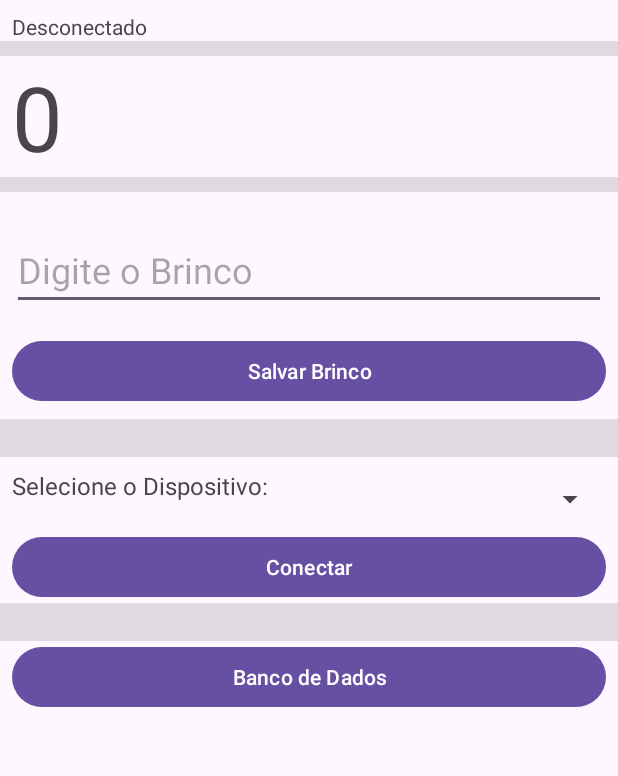
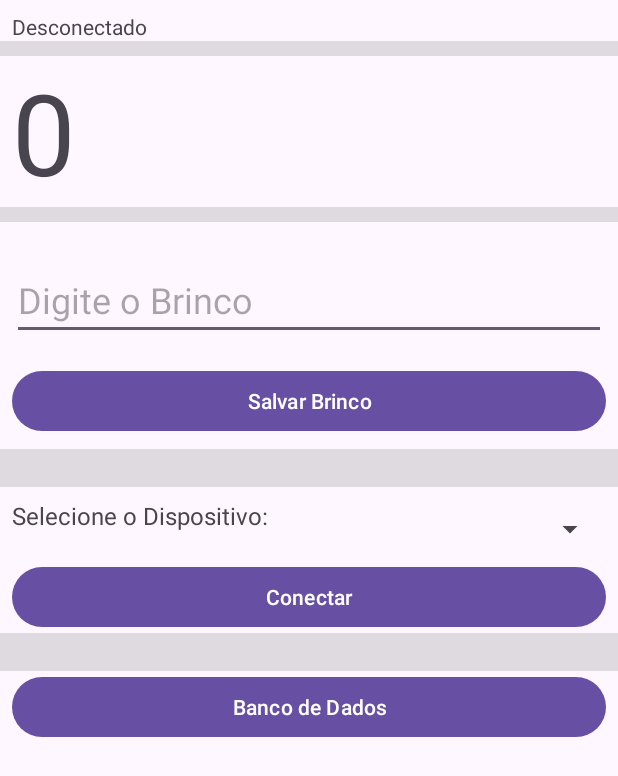
Before and after one commit to fabiograves/c20bt07, an Android app: the screen it shows after launch (MainActivity), on a phone screen of 412 x 824 dp. Shown: the top 776 px of the screen. Run offline under Robolectric (Android 15) with nearby library versions, the phone set to English and light mode, and no system bars.

```diff
--- a/app/src/main/res/layout/activity_main.xml
+++ b/app/src/main/res/layout/activity_main.xml
@@ -74,7 +74,7 @@
             android:layout_weight="1"
             android:text="0"
             android:textAlignment="viewStart"
-            android:textSize="60sp" />
+            android:textSize="75dp" />
     </LinearLayout>
 
     <LinearLayout
@@ -122,7 +122,7 @@
             android:ems="10"
             android:hint="Digite o Brinco"
             android:inputType="text"
-            android:textSize="24sp" />
+            android:textSize="24dp" />
     </LinearLayout>
 
     <LinearLayout
@@ -190,7 +190,7 @@
             android:layout_width="wrap_content"
             android:layout_height="wrap_content"
             android:text="Selecione o Dispositivo:"
-            android:textSize="16sp" />
+            android:textSize="16dp" />
 
         <Spinner
             android:id="@+id/spinnerBt"
```
Also changed, not shown: app/src/main/java/com/medidor/c20bt07/MainActivity.kt (+9 -2 lines).
